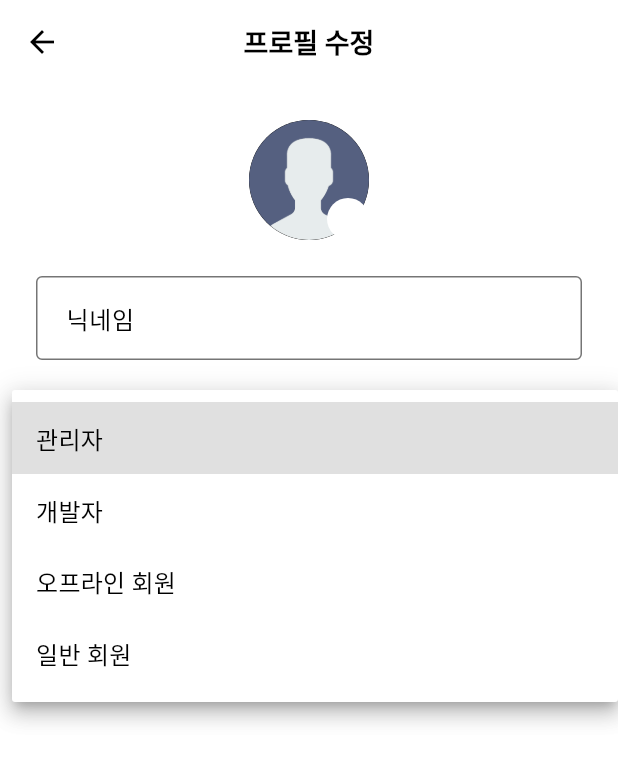
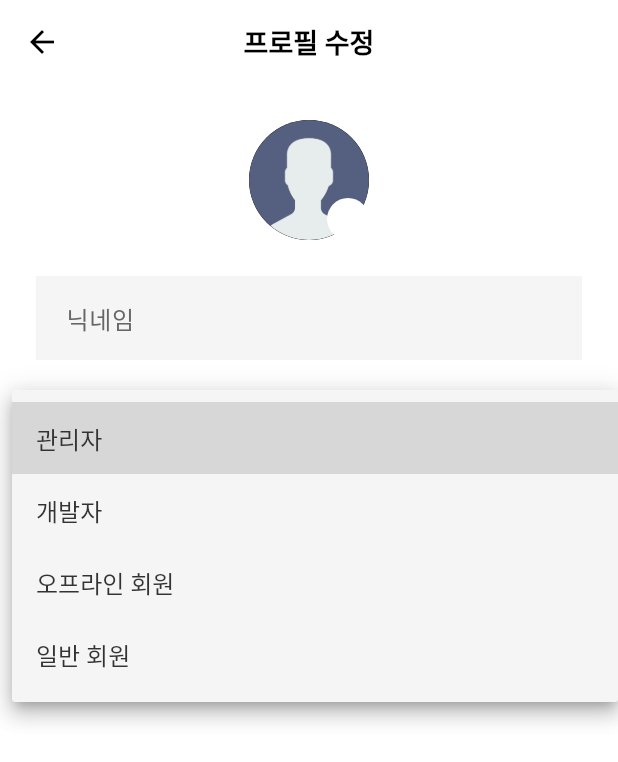
Before and after one commit to ayz1070/youmr_v2, a Flutter app: the ProfileEditPage screen opened directly, after a tap on "회원 타입", on a phone screen of 412 x 824 dp. Shown: the top 762 px of the screen. Run offline on Flutter 3.47's test engine with Material 3 defaults, Android fonts, the phone set to English and light mode, and no system bars; our stand-ins replace cloud_firestore, dartz, firebase_auth, firebase_core, firebase_storage, flutter_riverpod and 5 more; accounts and stored records are empty; Roboto replaces fonts that are missing (Montserrat).

Commit message:
[refactor] vote에서 프로필, 닉네임 오류 수정 #8

```diff
--- a/lib/features/profile/presentation/pages/profile_edit_page.dart
+++ b/lib/features/profile/presentation/pages/profile_edit_page.dart
@@ -2,6 +2,8 @@ import 'package:flutter/material.dart';
 import 'package:flutter_riverpod/flutter_riverpod.dart';
 import '../providers/profile_provider.dart';
 import '../../domain/entities/profile.dart';
+import '../../../../core/widgets/app_text_field.dart';
+import '../../../../core/widgets/app_dropdown.dart';
 
 /// 프로필 수정 페이지 (Provider 기반)
 class ProfileEditPage extends ConsumerStatefulWidget {
@@ -123,43 +125,37 @@ class _ProfileEditPageState extends ConsumerState<ProfileEditPage> {
                     ),
                     const SizedBox(height: 24),
                     // 닉네임 입력
-                    TextFormField(
+                    AppTextField(
                       controller: _nicknameController,
-                      decoration: const InputDecoration(
-                        labelText: '닉네임',
-                        border: OutlineInputBorder(),
-                      ),
+                      labelText: '닉네임',
                       validator: (v) => v == null || v.trim().isEmpty ? '닉네임을 입력해 주세요.' : null,
                     ),
                     const SizedBox(height: 24),
                     // 회원 타입 선택
-                    DropdownButtonFormField<String>(
+                    AppDropdown<String>(
                       value: _userType,
-                      decoration: const InputDecoration(
-                        labelText: '회원 타입',
-                        border: OutlineInputBorder(),
-                      ),
-                      items: const [
-                        DropdownMenuItem(value: 'admin', child: Text('관리자')),
-                        DropdownMenuItem(value: 'developer', child: Text('개발자')),
-                        DropdownMenuItem(value: 'offline_member', child: Text('오프라인 회원')),
-                        DropdownMenuItem(value: 'member', child: Text('일반 회원')),
-                      ],
+                      items: const ['admin', 'developer', 'offline_member', 'member'],
+                      labelText: '회원 타입',
+                      itemTextBuilder: (type) {
+                        switch (type) {
+                          case 'admin': return '관리자';
+                          case 'developer': return '개발자';
+                          case 'offline_member': return '오프라인 회원';
+                          case 'member': return '일반 회원';
+                          default: return type;
+                        }
+                      },
                       onChanged: (v) => setState(() => _userType = v),
                       validator: (v) => v == null ? '회원 타입을 선택해 주세요.' : null,
                     ),
                     const SizedBox(height: 24),
                     // 요일 선택 (offline_member만)
                     if (_userType == 'offline_member')
-                      DropdownButtonFormField<String>(
+                      AppDropdown<String>(
                         value: _dayOfWeek,
-                        decoration: const InputDecoration(
-                          labelText: '요일 선택',
-                          border: OutlineInputBorder(),
-                        ),
-                        items: _days
-                            .map((d) => DropdownMenuItem(value: d, child: Text(d)))
-                            .toList(),
+                        items: _days,
+                        labelText: '요일 선택',
+                        itemTextBuilder: (day) => day,
                         onChanged: (v) => setState(() => _dayOfWeek = v),
                         validator: (v) => v == null ? '요일을 선택해 주세요.' : null,
                       ),
```
Also changed, not shown: lib/features/attendance/presentation/providers/attendance_provider.dart (+26 -2 lines), lib/features/auth/data/repositories/auth_repository_impl.dart (+36 -4 lines), pubspec.lock.
